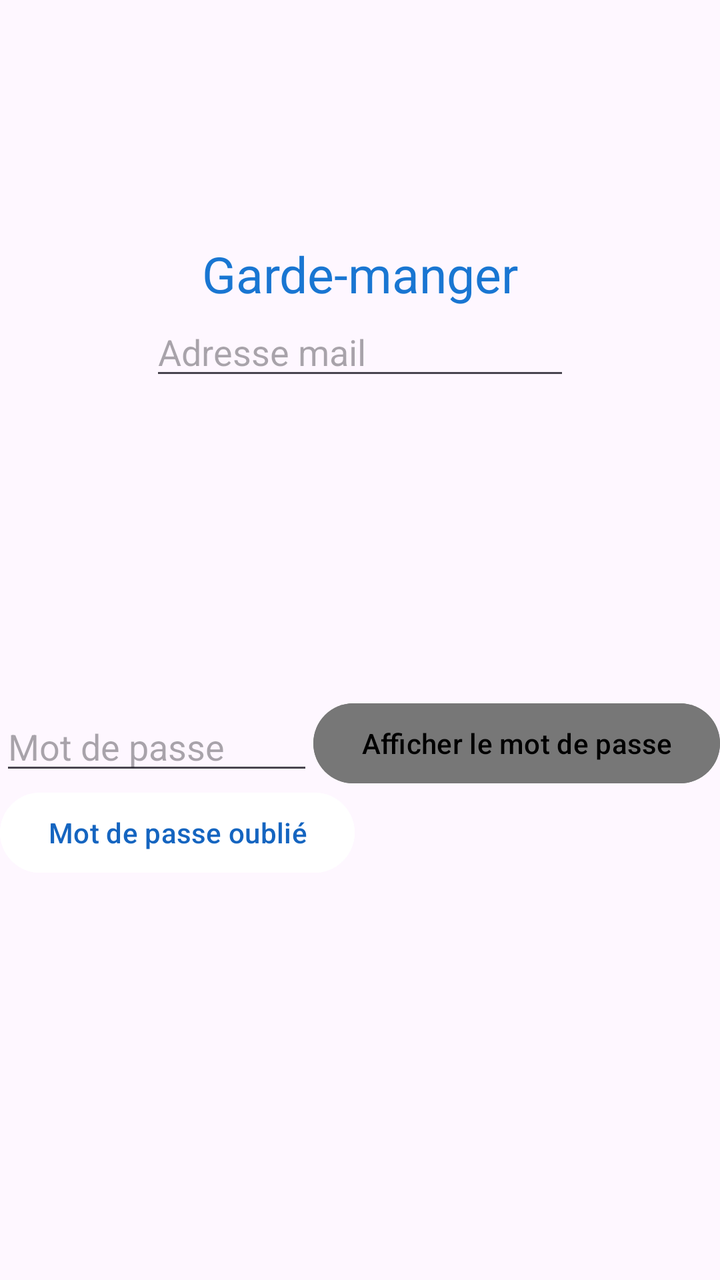
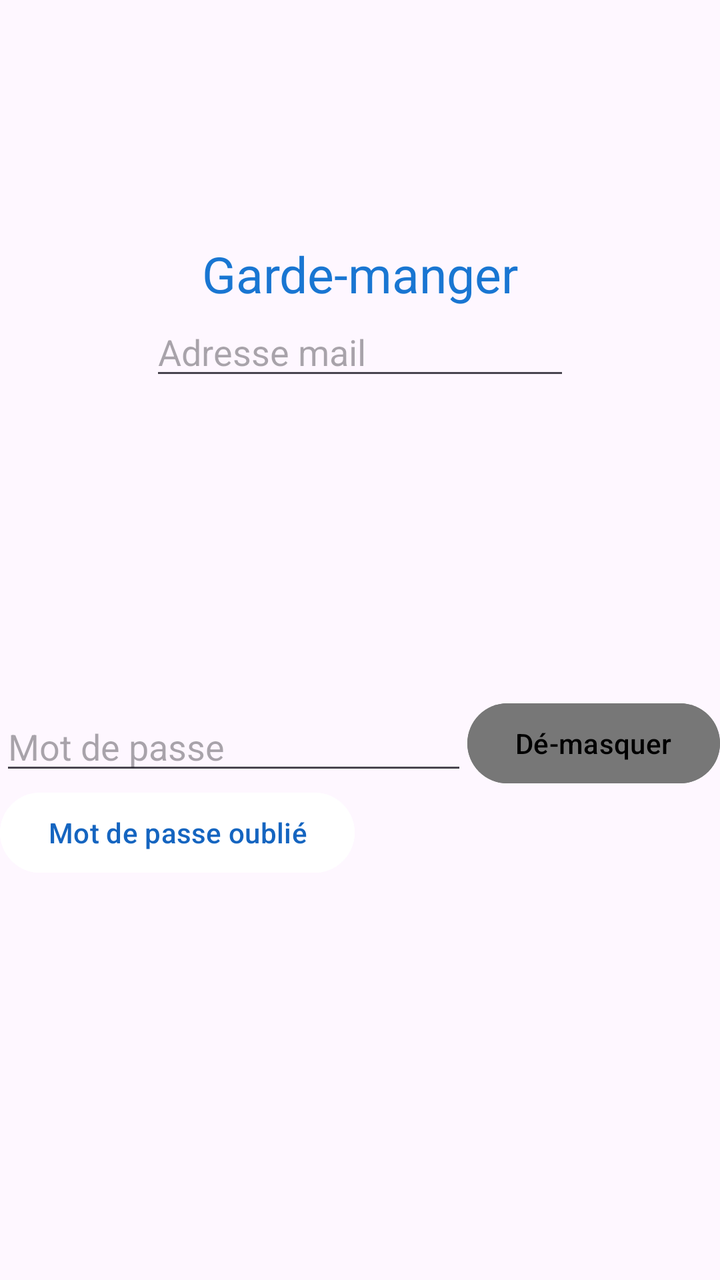

The first picture is an Android layout as it rendered before a commit; the second is the same layout after the commit. The layout source and the unified diff follow.
<!-- AndroidManifest.xml: application theme Theme.GardeManger -->
<!-- res/layout/activity_login.xml -->
<?xml version="1.0" encoding="utf-8"?>
<androidx.constraintlayout.widget.ConstraintLayout xmlns:android="http://schemas.android.com/apk/res/android"
    xmlns:app="http://schemas.android.com/apk/res-auto"
    xmlns:tools="http://schemas.android.com/tools"
    android:layout_width="match_parent"
    android:layout_height="match_parent"
    tools:context=".LoginActivity">

    <TextView
        android:id="@+id/logologin"
        android:layout_width="wrap_content"
        android:layout_height="wrap_content"
        android:layout_marginTop="120dp"
        android:text="@string/app_name"
        android:textColor="@color/bleu_nav"
        android:textSize="25dp"
        app:layout_constraintEnd_toEndOf="parent"
        app:layout_constraintStart_toStartOf="parent"
        app:layout_constraintTop_toTopOf="parent" />

    <EditText
        android:id="@+id/editTextMelLogin"
        android:layout_width="wrap_content"
        android:layout_height="wrap_content"
        android:ems="10"
        android:hint="Adresse mail"
        android:inputType="text"
        app:layout_constraintEnd_toEndOf="parent"
        app:layout_constraintStart_toStartOf="parent"
        app:layout_constraintTop_toBottomOf="@id/logologin" />

    <EditText
        android:id="@+id/editTextPassword"
        android:layout_width="0dp"
        android:layout_height="wrap_content"
        android:layout_marginTop="156dp"
        android:ems="10"
        android:hint="Mot de passe"
        android:inputType="textPassword"
        app:layout_constraintEnd_toStartOf="@id/displaypwdloginb"
        app:layout_constraintStart_toStartOf="parent"
        app:layout_constraintTop_toBottomOf="@id/editTextMelLogin" />

    <Button
        android:id="@+id/displaypwdloginb"
        android:layout_width="wrap_content"
        android:layout_height="wrap_content"
        android:backgroundTint="@color/grey_7"
        android:text="Afficher le mot de passe"
        android:textColor="@color/black"
        app:layout_constraintBottom_toBottomOf="@id/editTextPassword"
        app:layout_constraintEnd_toEndOf="parent"
        app:layout_constraintStart_toEndOf="@id/editTextPassword"
        app:layout_constraintTop_toTopOf="@id/editTextPassword" />

    <Button
        android:id="@+id/forgot_button"
        android:layout_width="wrap_content"
        android:layout_height="wrap_content"
        android:backgroundTint="@color/white"
        android:text="Mot de passe oublié"
        android:textColor="@color/bleu_nav_2"
        app:layout_constraintTop_toBottomOf="@id/editTextPassword"
        app:layout_constraintStart_toStartOf="@id/editTextPassword" />

    <Button
        android:id="@+id/signup_button"
        android:layout_width="wrap_content"
        android:layout_height="wrap_content"
        android:layout_marginTop="220dp"
        android:layout_marginEnd="8dp"
        android:backgroundTint="@color/grey_white_ea"
        android:text="Créer un compte"
        android:textColor="@color/bleu_nav_2"
        app:layout_constraintEnd_toStartOf="@id/login_button"
        app:layout_constraintHorizontal_chainStyle="packed"
        app:layout_constraintStart_toStartOf="parent"
        app:layout_constraintTop_toBottomOf="@id/forgot_button" />

    <Button
        android:id="@+id/login_button"
        android:layout_width="wrap_content"
        android:layout_height="wrap_content"
        android:backgroundTint="@color/bleu_nav"
        android:text="Se connecter"
        android:textColor="@color/white"
        app:layout_constraintBottom_toBottomOf="@id/signup_button"
        app:layout_constraintEnd_toEndOf="parent"
        app:layout_constraintStart_toEndOf="@+id/signup_button"
        app:layout_constraintTop_toTopOf="@id/signup_button"
        app:layout_constraintVertical_bias="1.0" />

</androidx.constraintlayout.widget.ConstraintLayout>
<!-- resources referenced by this layout -->
<resources>
  <color name="black">#FF000000</color>
  <color name="bleu_nav">#1976D2</color>
  <color name="bleu_nav_2">#1565c0</color>
  <color name="grey_7">#777777</color>
  <color name="grey_white_ea">#EAF3FC</color>
  <color name="white">#FFFFFFFF</color>
  <string name="app_name">Garde-manger</string>
  <style name="Theme.GardeManger" parent="Base.Theme.GardeManger" />
  <style name="Base.Theme.GardeManger" parent="Theme.Material3.DayNight.NoActionBar">
          
          
      </style>
</resources>

<!-- the commit's change to res/layout/activity_login.xml (unified diff, before → after) -->
@@ -46,7 +46,7 @@
         android:layout_width="wrap_content"
         android:layout_height="wrap_content"
         android:backgroundTint="@color/grey_7"
-        android:text="Afficher le mot de passe"
+        android:text="Dé-masquer"
         android:textColor="@color/black"
         app:layout_constraintBottom_toBottomOf="@id/editTextPassword"
         app:layout_constraintEnd_toEndOf="parent"
